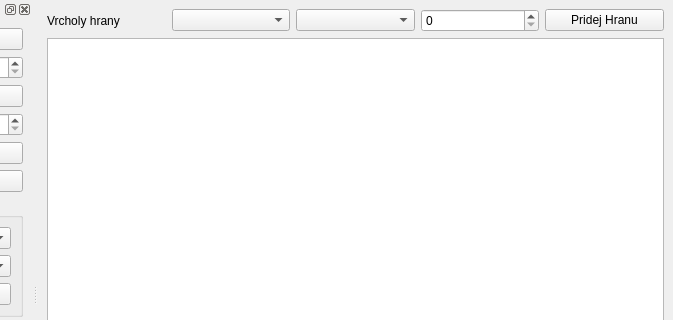
First picture: the form in mainwindow.ui, repository strakamartin/Grafy, before the edit; both pictures show x 242 to 915 and y 0 to 320 of the 915 by 610 pixel window.
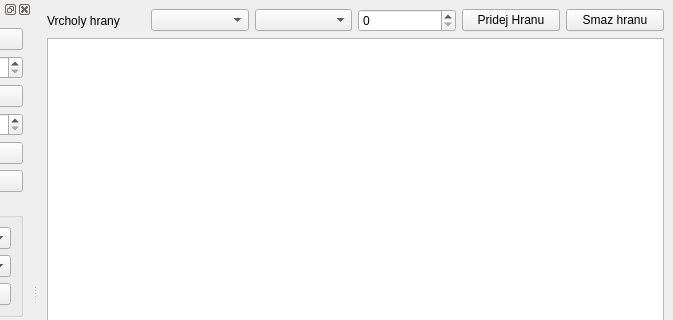
Second picture: the form after the edit.

Commit message: Implement Pridej hranu and Smaz hranu with shared removeEdge helper

The edit to the form file:
```diff
--- a/mainwindow.ui
+++ b/mainwindow.ui
@@ -29,10 +29,17 @@
       </property>
      </widget>
     </item>
+    <item row="0" column="5">
+     <widget class="QPushButton" name="pushButtonSmazHranu">
+      <property name="text">
+       <string>Smaz hranu</string>
+      </property>
+     </widget>
+    </item>
     <item row="0" column="1">
      <widget class="QComboBox" name="comboPrvniVrchol"/>
     </item>
-    <item row="1" column="0" colspan="5">
+    <item row="1" column="0" colspan="6">
      <widget class="QGraphicsView" name="graphicsView"/>
     </item>
     <item row="0" column="3">
```
The commit also changes 2 other files.
